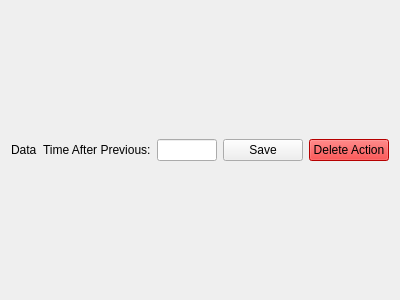
Above: ui/MacroAction.ui from nickpnevmati/MacroRecorderPython before the change. Below: the same form after it.
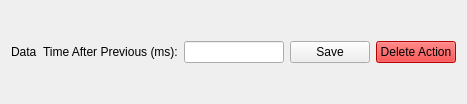
That is the form after the change.

The edit to the form file:
```diff
--- a/ui/MacroAction.ui
+++ b/ui/MacroAction.ui
@@ -6,10 +6,16 @@
    <rect>
     <x>0</x>
     <y>0</y>
-    <width>400</width>
-    <height>300</height>
+    <width>464</width>
+    <height>104</height>
    </rect>
   </property>
+  <property name="sizePolicy">
+   <sizepolicy hsizetype="Preferred" vsizetype="Maximum">
+    <horstretch>0</horstretch>
+    <verstretch>0</verstretch>
+   </sizepolicy>
+  </property>
   <property name="windowTitle">
    <string>Form</string>
   </property>
@@ -30,7 +36,7 @@
    <item>
     <widget class="QLabel" name="label_2">
      <property name="sizePolicy">
-      <sizepolicy hsizetype="Minimum" vsizetype="Maximum">
+      <sizepolicy hsizetype="Fixed" vsizetype="Maximum">
        <horstretch>1</horstretch>
        <verstretch>1</verstretch>
       </sizepolicy>
@@ -42,7 +48,7 @@
       </size>
      </property>
      <property name="text">
-      <string>Time After Previous:</string>
+      <string>Time After Previous (ms):</string>
      </property>
     </widget>
    </item>
@@ -54,17 +60,35 @@
        <verstretch>0</verstretch>
       </sizepolicy>
      </property>
+     <property name="minimumSize">
+      <size>
+       <width>100</width>
+       <height>0</height>
+      </size>
+     </property>
     </widget>
    </item>
    <item>
-    <widget class="QPushButton" name="pushButton_2">
+    <widget class="QPushButton" name="save_button">
+     <property name="sizePolicy">
+      <sizepolicy hsizetype="Maximum" vsizetype="Fixed">
+       <horstretch>0</horstretch>
+       <verstretch>0</verstretch>
+      </sizepolicy>
+     </property>
      <property name="text">
       <string>Save</string>
      </property>
     </widget>
    </item>
    <item>
-    <widget class="QPushButton" name="pushButton">
+    <widget class="QPushButton" name="delete_button">
+     <property name="sizePolicy">
+      <sizepolicy hsizetype="Maximum" vsizetype="Fixed">
+       <horstretch>0</horstretch>
+       <verstretch>0</verstretch>
+      </sizepolicy>
+     </property>
      <property name="styleSheet">
       <string notr="true">background-color: rgb(255, 0, 0);</string>
      </property>
```
Left out of the diff: 6 changed lines with no effect on the pictures.
